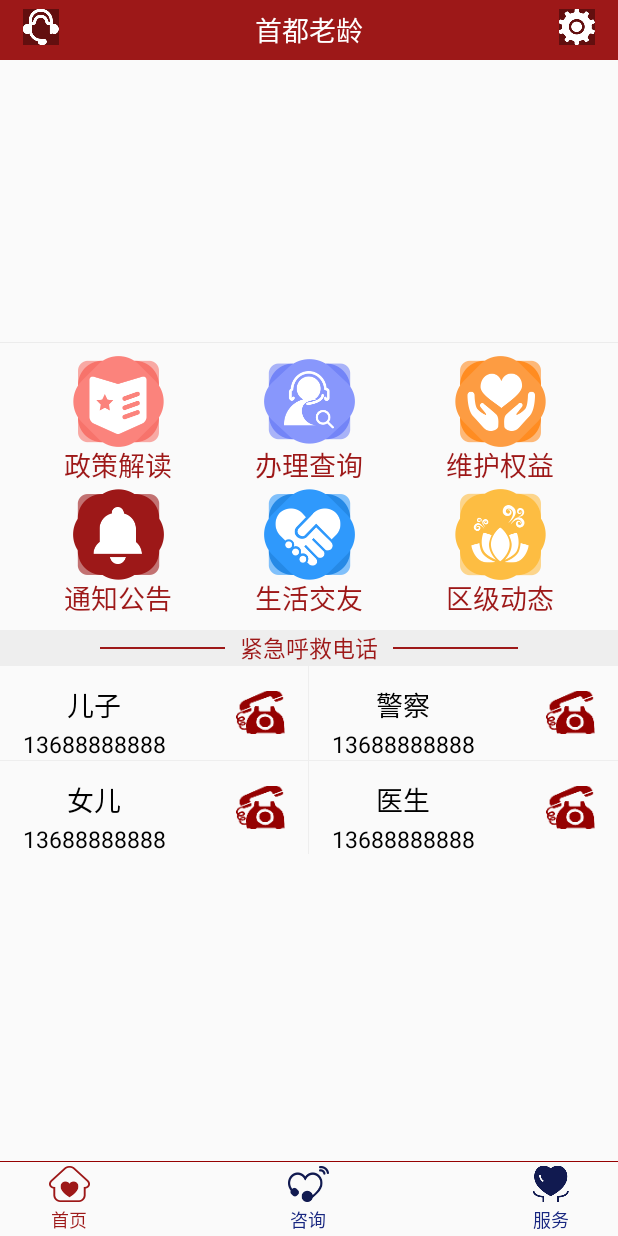
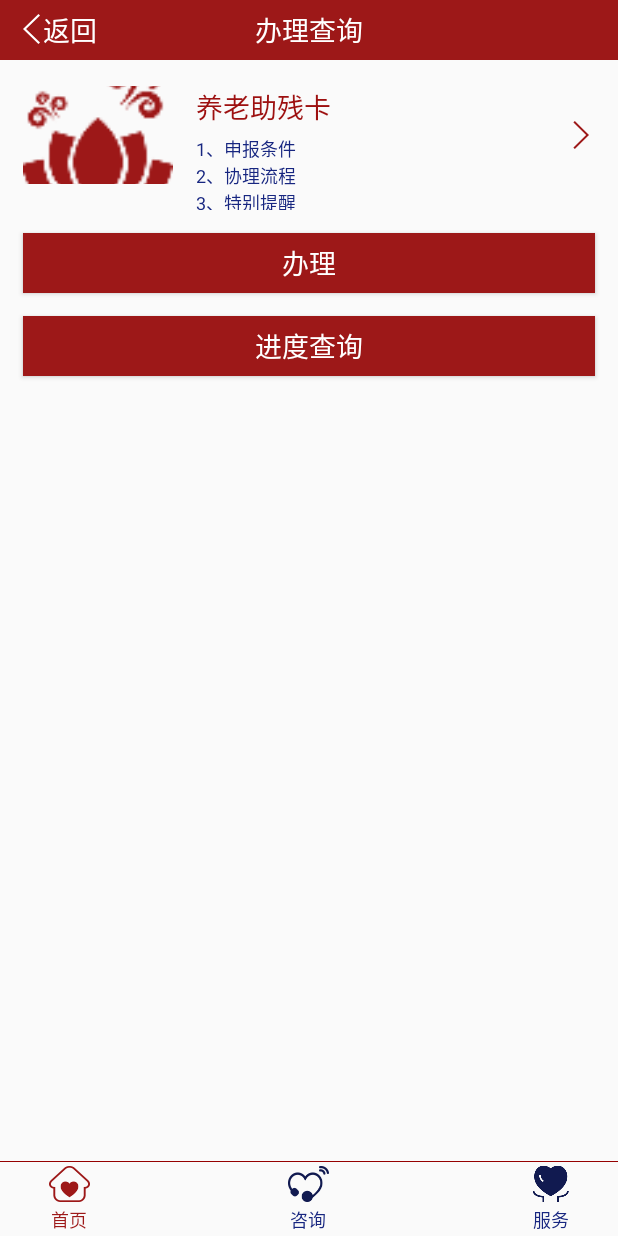
Before and after one commit to magichill33/older, an Android app: the screen it shows after launch (MainActivity), after a tap on "办理查询", on a phone screen of 412 x 824 dp. Run offline under Robolectric (Android 15) with nearby library versions, the phone set to English and light mode, and no system bars; our stand-ins replace ButterKnife; libraries missing offline, so code that uses them is left out: com.zhy.http; pictures from the network do not load; 2 statements that could not run were skipped.

Commit message:
添加了办理功能的相关代码

```diff
--- a/app/src/main/java/com/nfu/old/config/ConnectUrl.java
+++ b/app/src/main/java/com/nfu/old/config/ConnectUrl.java
@@ -18,4 +18,5 @@ public interface ConnectUrl {
     String getXbsFwsDetail = baseUrl + "/bjllapp/bjllFwManage/bjllFwManageAction.do?method=GetXbsFwsDetail&signKey=" + ApiConfig.signKey;
     String getNewsListByKey = baseUrl + "/bjllapp/bjllXxfbQuery/bjllXxfbQueryAction.do?method=GetKeywordNewsList&signKey=" + ApiConfig.signKey;
 
+    String query_card = "https://fhzx.bjrcb.com/appoint/cardSchedulQuery.jhtml";
 }
--- a/app/src/main/java/com/nfu/old/fragment/HomeFragment.java
+++ b/app/src/main/java/com/nfu/old/fragment/HomeFragment.java
@@ -14,7 +14,6 @@ import android.support.v4.view.ViewPager;
 import android.view.LayoutInflater;
 import android.view.View;
 import android.view.ViewGroup;
-import android.widget.ImageButton;
 import android.widget.ImageView;
 import android.widget.LinearLayout;
 import android.widget.ScrollView;
@@ -289,11 +288,13 @@ public class HomeFragment extends Fragment implements View.OnClickListener {
                 gotoFragment(policyFragment);
                 break;
             case R.id.ll_transaction_query:
+                TransactionFragment transactionFragment = new TransactionFragment();
+                gotoFragment(transactionFragment);
                 break;
             case R.id.ll_rights:
                 break;
             case R.id.ll_announcement:
-                Announcementragment announcementragment = new Announcementragment();
+                AnnouncementFragment announcementragment = new AnnouncementFragment();
                 gotoFragment(announcementragment);
                 break;
             case R.id.ll_dynamic:
--- /dev/null
+++ b/app/src/main/java/com/nfu/old/fragment/TransactionFragment.java
@@ -0,0 +1,115 @@
+package com.nfu.old.fragment;
+
+import android.app.Dialog;
+import android.content.DialogInterface;
+import android.os.Bundle;
+import android.support.annotation.Nullable;
+import android.support.v4.app.Fragment;
+import android.support.v4.app.FragmentManager;
+import android.support.v4.app.FragmentTransaction;
+import android.view.LayoutInflater;
+import android.view.View;
+import android.view.ViewGroup;
+import android.view.Window;
+import android.view.WindowManager;
+import android.widget.Button;
+import android.widget.RelativeLayout;
+import android.widget.TextView;
+
+import com.nfu.old.R;
+import com.nfu.old.model.NewsModel;
+import com.nfu.old.utils.DensityUtil;
+import com.nfu.old.view.ButtonExtendM;
+import com.nfu.old.view.NfuCustomDialog;
+
+import butterknife.BindView;
+
+/**
+ * Created by Administrator on 2017-7-27.
+ */
+
+public class TransactionFragment extends BaseFragment implements View.OnClickListener{
+    @BindView(R.id.btn_back)
+    ButtonExtendM btnBack;
+    @BindView(R.id.top_title)
+    TextView tv_title;
+    @BindView(R.id.card_item)
+    RelativeLayout card_item;
+    @BindView(R.id.btn_transact)
+    Button btn_transact;
+    @BindView(R.id.btn_schedule)
+    Button btn_schedule;
+
+    @Nullable
+    @Override
+    public View onCreateView(LayoutInflater inflater, @Nullable ViewGroup container, @Nullable Bundle savedInstanceState) {
+        bindView(inflater, R.layout.transaction_fragment,container);
+        initView();
+        loadData();
+        return rootView;
+    }
+
+    @Override
+    protected void loadData() {
+
+    }
+
+    @Override
+    protected void initView() {
+        btnBack.setOnClickListener(new ButtonExtendM.OnClickListener() {
+            @Override
+            public void onClick(View v) {
+                getFragmentManager().popBackStack();
+            }
+        });
+        tv_title.setText("办理查询");
+        card_item.setOnClickListener(this);
+        btn_transact.setOnClickListener(this);
+        btn_schedule.setOnClickListener(this);
+    }
+
+    private void gotoDetailFragment(Fragment fragment){
+        FragmentManager fragmentManager = getFragmentManager();
+        FragmentTransaction fragmentTransaction = fragmentManager.beginTransaction();
+        fragmentTransaction.addToBackStack(null);
+        fragmentTransaction.replace(R.id.activity_main_content_frameLayout, fragment);
+        fragmentTransaction.commit();
+    }
+
+    @Override
+    public void onClick(View v) {
+        switch (v.getId()){
+            case R.id.card_item:
+                break;
+            case R.id.btn_transact:
+                showTipDialog();
+                break;
+            case R.id.btn_schedule:
+                TransactQueryFragment transactQueryFragment = new TransactQueryFragment();
+                gotoDetailFragment(transactQueryFragment);
+                break;
+        }
+    }
+
+    private void showTipDialog(){
+        NfuCustomDialog.Builder builder = new NfuCustomDialog.Builder(getContext());
+        builder.setMessage("目前业务只支持银行柜台办理");
+        builder.setPositiveButton("返回", new DialogInterface.OnClickListener() {
+            @Override
+            public void onClick(DialogInterface dialog, int which) {
+                dialog.dismiss();
+            }
+        });
+        Dialog dialog = builder.create();
+        dialog.setCancelable(false);
+        Window window = dialog.getWindow();
+        // 获得代表当前window属性的对象
+        WindowManager.LayoutParams params = window.getAttributes();
+
+        params.width = DensityUtil.dip2px(getContext(),276.8f);
+        params.height = DensityUtil.dip2px(getContext(),160.5f);
+        // 方式一：设置属性
+        window.setAttributes(params);
+        dialog.show();
+    }
+}
--- a/app/src/main/res/layout/consult_fragment.xml
+++ b/app/src/main/res/layout/consult_fragment.xml
@@ -61,7 +61,7 @@
             android:layout_centerHorizontal="true"
             android:layout_alignParentBottom="true"/>
     </RelativeLayout>
-    <com.nfu.old.view.ConsultItemView
+    <!--<com.nfu.old.view.ConsultItemView
         android:layout_width="match_parent"
         android:layout_height="100dp"
         app:image_bg="@drawable/consult_qujidongtai_bg"
@@ -78,7 +78,7 @@
         android:layout_height="100dp"
         app:image_bg="@drawable/consult_meitibaodao_bg"
         app:text_content="@string/consult_item_meitibaodao"
-        />
+        />-->
  <!--   <LinearLayout xmlns:android="http://schemas.android.com/apk/res/android"
         android:orientation="horizontal"
         android:layout_width="match_parent"
--- /dev/null
+++ b/app/src/main/res/layout/transact_item.xml
@@ -0,0 +1,61 @@
+<?xml version="1.0" encoding="utf-8"?>
+<RelativeLayout xmlns:android="http://schemas.android.com/apk/res/android"
+    android:layout_width="match_parent"
+    android:clickable="true"
+    android:paddingLeft="15dp"
+    android:paddingRight="15dp"
+    android:layout_height="100dp">
+    <ImageView
+        android:id="@+id/iv_card"
+        android:layout_width="100dp"
+        android:layout_height="65dp"
+        android:scaleType="centerCrop"
+        android:layout_centerVertical="true"
+        android:src="@drawable/qujidongtai"/>
+    <TextView
+        android:id="@+id/tv_card_name"
+        android:layout_width="wrap_content"
+        android:layout_height="wrap_content"
+        android:layout_toRightOf="@id/iv_card"
+        android:layout_alignTop="@id/iv_card"
+        android:layout_marginLeft="15dp"
+        android:text="养老助残卡"
+        android:textSize="18sp"
+        android:textColor="@color/color_9d"/>
+    <TextView
+        android:id="@+id/tv_card1"
+        android:layout_below="@id/tv_card_name"
+        android:layout_alignLeft="@id/tv_card_name"
+        android:layout_marginTop="5dp"
+        android:layout_width="wrap_content"
+        android:layout_height="wrap_content"
+        android:text="1、申报条件"
+        android:textSize="12sp"
+        android:textColor="@color/home_item_color"/>
+    <TextView
+        android:id="@+id/tv_card2"
+        android:layout_below="@id/tv_card1"
+        android:layout_alignLeft="@id/tv_card_name"
+        android:layout_width="wrap_content"
+        android:layout_height="wrap_content"
+        android:text="2、协理流程"
+        android:textSize="12sp"
+        android:textColor="@color/home_item_color"/>
+    <TextView
+        android:id="@+id/tv_card3"
+        android:layout_below="@id/tv_card2"
+        android:layout_alignLeft="@id/tv_card_name"
+        android:layout_width="wrap_content"
+        android:layout_height="wrap_content"
+        android:text="3、特别提醒"
+        android:textSize="12sp"
+        android:textColor="@color/home_item_color"/>
+    <ImageView
+        android:layout_alignParentRight="true"
+        android:id="@+id/iv_card_in"
+        android:layout_marginRight="4dp"
+        android:layout_centerVertical="true"
+        android:layout_width="wrap_content"
+        android:layout_height="wrap_content"
+        android:src="@drawable/right_arrow"/>
+</RelativeLayout>
--- /dev/null
+++ b/app/src/main/res/layout/transaction_fragment.xml
@@ -0,0 +1,37 @@
+<?xml version="1.0" encoding="utf-8"?>
+<LinearLayout xmlns:android="http://schemas.android.com/apk/res/android"
+    android:orientation="vertical"
+    android:layout_width="match_parent"
+    android:layout_height="match_parent">
+
+    <include
+        android:id="@+id/title_bar"
+        layout="@layout/fragment_title_bar" />
+    <include
+        android:id="@+id/card_item"
+        layout="@layout/transact_item" />
+
+    <Button
+        android:id="@+id/btn_transact"
+        android:layout_marginRight="15dp"
+        android:layout_marginLeft="15dp"
+        android:layout_marginTop="15dp"
+        android:background="@color/base_red_color"
+        android:text="办理"
+        android:textColor="@color/white_color"
+        android:textSize="18sp"
+        android:layout_width="match_parent"
+        android:layout_height="40dp" />
+
+    <Button
+        android:id="@+id/btn_schedule"
+        android:layout_marginRight="15dp"
+        android:layout_marginLeft="15dp"
+        android:layout_marginTop="15dp"
+        android:background="@color/base_red_color"
+        android:text="进度查询"
+        android:textColor="@color/white_color"
+        android:textSize="18sp"
+        android:layout_width="match_parent"
+        android:layout_height="40dp" />
+</LinearLayout>
```
Also changed, not shown: app/src/main/java/com/nfu/old/fragment/AnnouncementFragment.java (renamed from app/src/main/java/com/nfu/old/fragment/Announcementragment.java, +9 -9 lines), app/src/main/java/com/nfu/old/fragment/TransactQueryFragment.java (added, +63 -0 lines), app/src/main/java/com/nfu/old/fragment/TransactionDetailFragment.java (added, +114 -0 lines), app/src/main/java/com/nfu/old/view/NfuCustomDialog.java (added, +157 -0 lines), app/src/main/res/drawable/nfu_dialog_bg.xml (added, +7 -0 lines), app/src/main/res/layout/home_policy_fragment.xml (+5 -8 lines), app/src/main/res/layout/nfu_custom_dialog.xml (added, +70 -0 lines), app/src/main/res/layout/transact_query_fragment.xml (added, +17 -0 lines).
